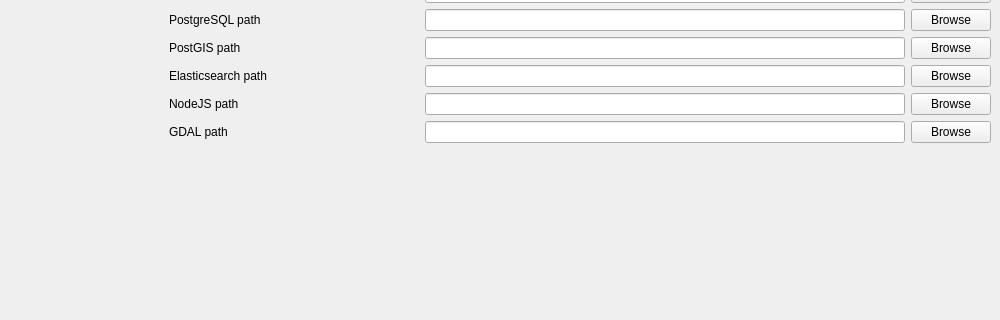
Qt form arches_lintels/ui/ui_mainwindow.ui (k-int/arches-lintels) before a commit; both pictures show x 0 to 1000 and y 186 to 506 of the 1000 by 600 pixel window.
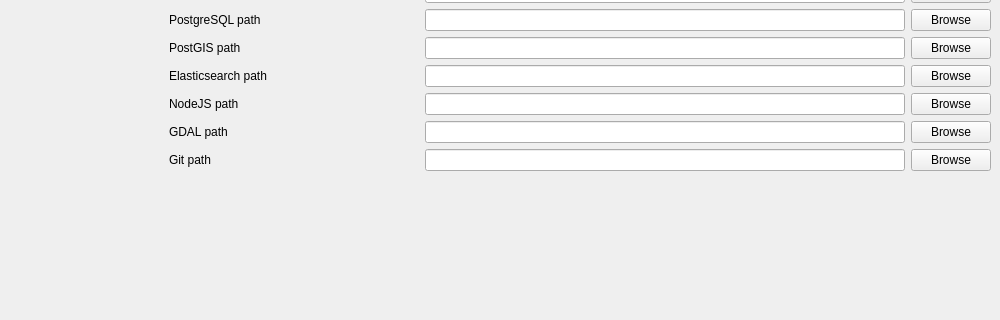
The same form after that commit. The open tabs and pages were chosen to show the change.

Commit message: Add git to settings ui

```diff
--- a/arches_lintels/ui/ui_mainwindow.ui
+++ b/arches_lintels/ui/ui_mainwindow.ui
@@ -693,6 +693,33 @@
                </item>
               </layout>
              </item>
+             <item>
+              <layout class="QHBoxLayout" name="gitLayout">
+               <item>
+                <widget class="QLabel" name="label_2">
+                 <property name="minimumSize">
+                  <size>
+                   <width>250</width>
+                   <height>0</height>
+                  </size>
+                 </property>
+                 <property name="text">
+                  <string>Git path</string>
+                 </property>
+                </widget>
+               </item>
+               <item>
+                <widget class="QLineEdit" name="filePathGit"/>
+               </item>
+               <item>
+                <widget class="QPushButton" name="fileBrowseGit">
+                 <property name="text">
+                  <string>Browse</string>
+                 </property>
+                </widget>
+               </item>
+              </layout>
+             </item>
             </layout>
            </item>
            <item>
```
Left out of the diff: 2 changed lines with no effect on the pictures. The commit also changes 3 other files.
